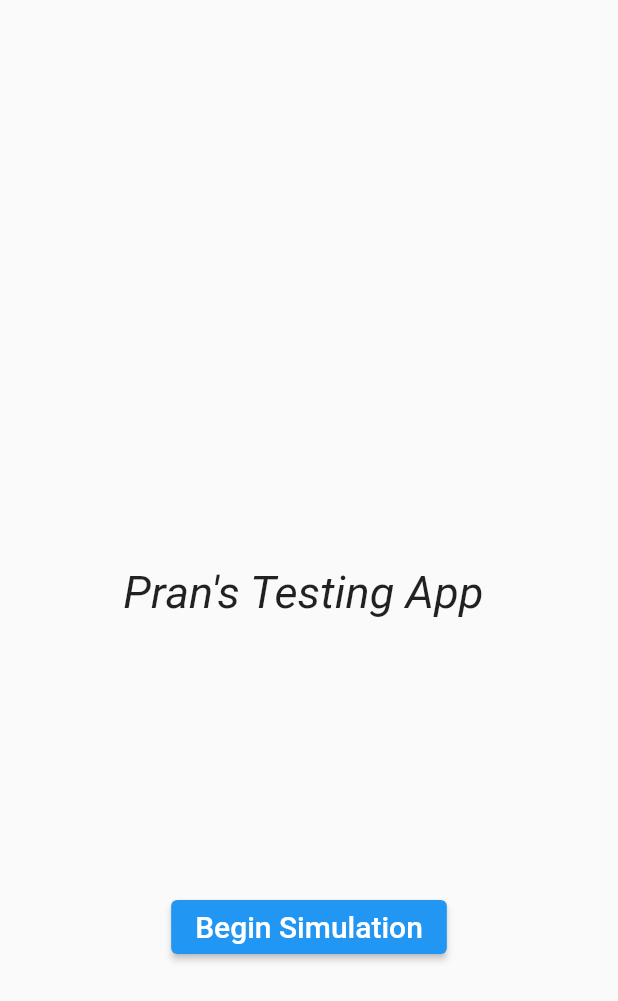
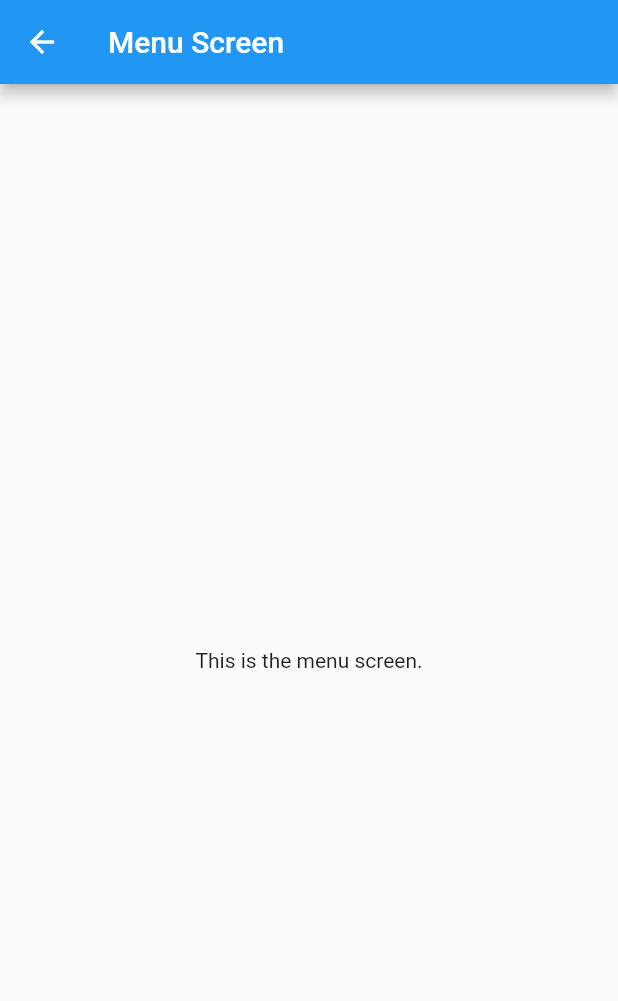
Before and after one commit to PrunesLand/testing-app, a Flutter app: the screen it shows after launch, after a tap on "Begin Simulation", on a phone screen of 412 x 824 dp. Shown: the top 1001 px of the screen. Run offline on Flutter 3.47's test engine with Material 2 defaults, Android fonts, the phone set to English and light mode, and no system bars.

Commit message:
added named routes

```diff
--- /dev/null
+++ b/lib/Screens/first_screen.dart
@@ -0,0 +1,39 @@
+import 'package:flutter/material.dart';
+
+class FirstScreen extends StatelessWidget {
+  const FirstScreen({Key? key}) : super(key: key);
+
+  @override
+  Widget build(BuildContext context) {
+    double height = MediaQuery.of(context).size.height;
+    return Scaffold(
+      body: Column(
+        children: [
+          Container(
+            height: height * 0.5,
+            alignment: Alignment.bottomCenter,
+            child: const Text(
+              'Pran\'s Testing App ',
+              style: TextStyle(fontSize: 30, fontStyle: FontStyle.italic),
+            ),
+          ),
+          Container(
+              height: height * 0.5,
+              alignment: Alignment.center,
+              child: Padding(
+                padding: const EdgeInsets.all(16.0),
+                child: ElevatedButton(
+                  onPressed: () {
+                    Navigator.pushNamed(context, '/menu');
+                  },
+                  child: const Text(
+                    'Begin Simulation',
+                    style: TextStyle(fontSize: 20),
+                  ),
+                ),
+              )),
+        ],
+      ),
+    );
+  }
+}
--- /dev/null
+++ b/lib/Screens/menu_screen.dart
@@ -0,0 +1,19 @@
+import 'package:flutter/material.dart';
+
+class MenuScreen extends StatelessWidget {
+  const MenuScreen({Key? key}) : super(key: key);
+
+  @override
+  Widget build(BuildContext context) {
+    return Scaffold(
+      appBar: AppBar(
+        title: Text('Menu Screen'),
+      ),
+      body: const Center(
+        child: Text(
+          'This is the menu screen.',
+        ),
+      ),
+    );
+  }
+}
--- /dev/null
+++ b/lib/Screens/todolist_screen.dart
@@ -0,0 +1,19 @@
+import 'package:flutter/material.dart';
+
+class todoList extends StatelessWidget {
+  const todoList({Key? key}) : super(key: key);
+
+  @override
+  Widget build(BuildContext context) {
+    return Scaffold(
+      appBar: AppBar(
+        title: Text('Todo List'),
+      ),
+      body: Container(
+        child: Column(
+          children: [Text('This is the todo list screen.')],
+        ),
+      ),
+    );
+  }
+}
--- a/lib/main.dart
+++ b/lib/main.dart
@@ -1,54 +1,13 @@
+import 'package:first_flutter_app/Screens/first_screen.dart';
+import 'package:first_flutter_app/Screens/menu_screen.dart';
 import 'package:flutter/material.dart';
 
 void main() {
-  runApp(const MaterialApp(home: Home()));
+  runApp(MaterialApp(
+    initialRoute: '/',
+    routes: {
+      '/': (context) => const FirstScreen(),
+      '/menu': (context) => const MenuScreen(),
+    },
+  ));
 }
-
-class Home extends StatelessWidget {
-  const Home({Key? key}) : super(key: key);
-
-  @override
-  Widget build(BuildContext context) {
-    return const Scaffold(
-      body: Body(),
-    );
-  }
-}
-
-class Body extends StatelessWidget {
-  const Body({
-    Key? key,
-  }) : super(key: key);
-
-  @override
-  Widget build(BuildContext context) {
-    double height = MediaQuery.of(context).size.height;
-    // double width = MediaQuery.of(context).size.width;
-
-    return Column(
-      children: [
-        Container(
-          height: height * 0.5,
-          alignment: Alignment.bottomCenter,
-          child: const Text(
-            'Pran\'s Testing App ',
-            style: TextStyle(fontSize: 30, fontStyle: FontStyle.italic),
-          ),
-        ),
-        Container(
-            height: height * 0.5,
-            alignment: Alignment.center,
-            child: Padding(
-              padding: const EdgeInsets.all(16.0),
-              child: ElevatedButton(
-                onPressed: () {},
-                child: const Text(
-                  'Begin Simulation',
-                  style: TextStyle(fontSize: 20),
-                ),
-              ),
-            )),
-      ],
-    );
-  }
-}
```
